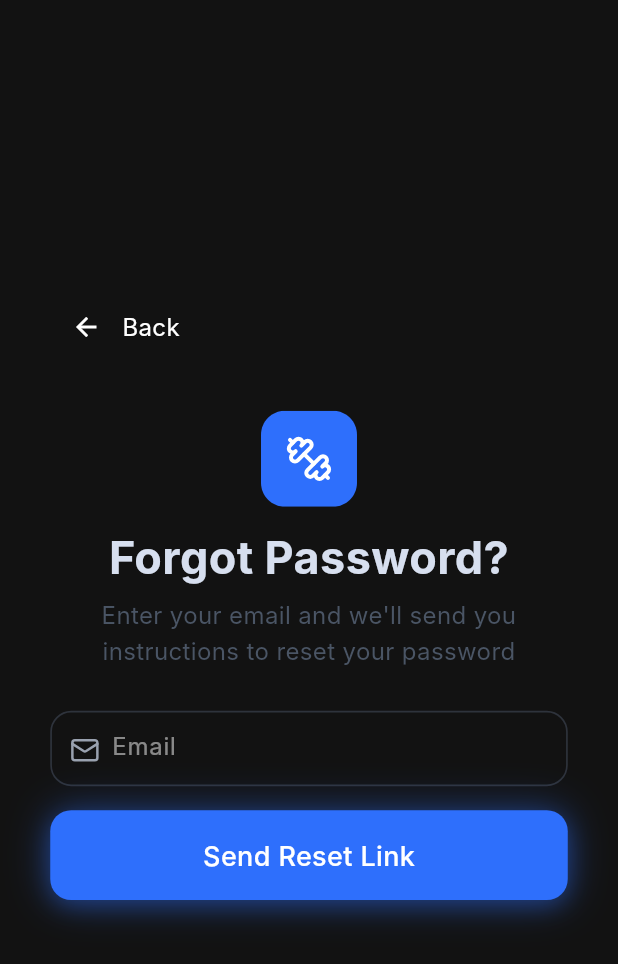
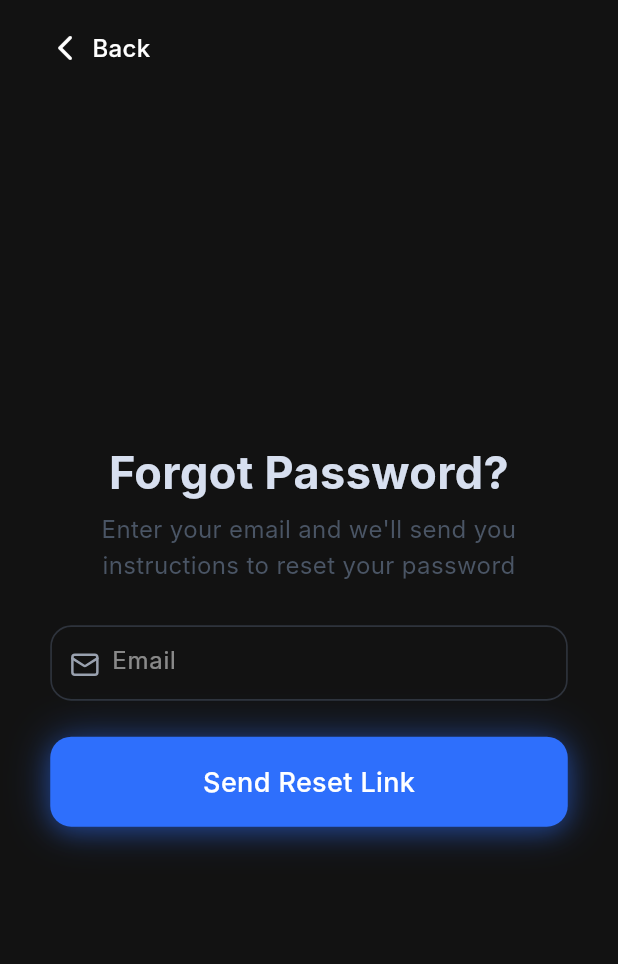
Before and after one commit to masumhasan/ramsai, a Flutter app: the ForgotPasswordScreen screen opened directly, on a phone screen of 412 x 824 dp. Shown: the top 964 px of the screen. Run offline on Flutter 3.47's test engine with Material 3 defaults, Android fonts, the phone set to English and light mode, and no system bars; our stand-ins replace flutter_svg, speech_to_text; Roboto replaces fonts that are missing (Inter).

Commit message:
updated ui SQA changes

```diff
--- a/lib/features/auth/screens/forgot_password_screen.dart
+++ b/lib/features/auth/screens/forgot_password_screen.dart
@@ -14,43 +14,76 @@ class ForgotPasswordScreen extends StatelessWidget {
   @override
   Widget build(BuildContext context) {
     return AuthScaffold(
-      child: SingleChildScrollView(keyboardDismissBehavior: ScrollViewKeyboardDismissBehavior.onDrag,
+      child: LayoutBuilder(
+        builder: (context, constraints) {
+          return SizedBox(
+            height: constraints.maxHeight,
             child: Column(
               children: [
-            const SizedBox(height: 10),
-            // Back button row aligned left
+                // Top header with Back button
                 Row(
                   children: [
-                IconButton(
-                  onPressed: () => Navigator.of(context).pop(),
-                  icon: const Icon(Icons.arrow_back, color: AppColors.textPrimary),
-                  iconSize: AppSpacing.iconSize,
+                    GestureDetector(
+                      onTap: () => Navigator.of(context).pop(),
+                      behavior: HitTestBehavior.opaque,
+                      child: Row(
+                        mainAxisSize: MainAxisSize.min,
+                        children: [
+                          const Icon(
+                            Icons.arrow_back_ios_new_rounded,
+                            color: AppColors.textPrimary,
+                            size: 20,
                           ),
+                          const SizedBox(width: 8),
                           Text(
                             'Back',
-                  style: AppTextStyles.body.copyWith(color: AppColors.textPrimary),
+                            style: AppTextStyles.body.copyWith(
+                              color: AppColors.textPrimary,
+                              fontWeight: FontWeight.w500,
+                            ),
                           ),
                         ],
                       ),
-            const SizedBox(height: 31.99),
+                    ),
+                  ],
+                ),
+                // Center the forgot password content
+                Expanded(
+                  child: Center(
+                    child: SingleChildScrollView(
+                      keyboardDismissBehavior: ScrollViewKeyboardDismissBehavior.onDrag,
+                      child: Column(
+                        mainAxisAlignment: MainAxisAlignment.center,
+                        children: [
                           const AuthHeader(
                             title: 'Forgot Password?',
                             subtitle:
                                 'Enter your email and we\'ll send you instructions to reset your password',
+                            showLogo: false,
                           ),
                           const SizedBox(height: AppSpacing.authHeaderGap),
-            // Email input with SVG icon
                           const AppTextInput(
                             hint: 'Email',
                             svgIcon: 'assets/icons/email_icon.svg',
+                            keyboardType: TextInputType.emailAddress,
                           ),
-            const SizedBox(height: 15.99),
+                          const SizedBox(height: 24),
                           PrimaryGlowButton(
                             label: 'Send Reset Link',
-                onPressed: () => Navigator.of(context).pop()),
-            const SizedBox(height: 40),
+                            onPressed: () {
+                              // Action to send reset link
+                              Navigator.of(context).pop();
+                            },
+                          ),
                         ],
                       ),
+                    ),
+                  ),
+                ),
+              ],
+            ),
+          );
+        },
       ),
     );
   }
--- a/lib/features/auth/widgets/auth_header.dart
+++ b/lib/features/auth/widgets/auth_header.dart
@@ -8,16 +8,19 @@ class AuthHeader extends StatelessWidget {
   const AuthHeader({
     required this.title,
     required this.subtitle,
+    this.showLogo = true,
     super.key,
   });
 
   final String title;
   final String subtitle;
+  final bool showLogo;
 
   @override
   Widget build(BuildContext context) {
     return Column(
       children: [
+        if (showLogo) ...[
           // Logo from Figma (63.99 x 63.99)
           SizedBox(
             width: AppSpacing.authLogoSize,
@@ -29,6 +32,7 @@ class AuthHeader extends StatelessWidget {
             ),
           ),
           const SizedBox(height: AppSpacing.authLogoToTitle),
+        ],
         Text(title, style: AppTextStyles.authTitle, textAlign: TextAlign.center),
         const SizedBox(height: AppSpacing.authTitleToSubtitle),
         Text(subtitle, style: AppTextStyles.authSubtitle, textAlign: TextAlign.center),
--- a/lib/features/nutrition/widgets/food_list_card.dart
+++ b/lib/features/nutrition/widgets/food_list_card.dart
@@ -18,6 +18,7 @@ class FoodListCard extends StatelessWidget {
     return GestureDetector(
       onTap: onTap,
       child: Container(
+        width: double.infinity,
         margin: const EdgeInsets.only(bottom: 12),
         padding: const EdgeInsets.all(16),
         decoration: BoxDecoration(
```
Also changed, not shown: lib/features/home/widgets/todays_workout_card.dart (+5 -3 lines), lib/features/nutrition/screens/add_meal_screen.dart (+12 -4 lines), lib/features/nutrition/widgets/nutrition_green_app_bar.dart (+13 -10 lines). Lines whose indentation alone changed are shown as unchanged.
